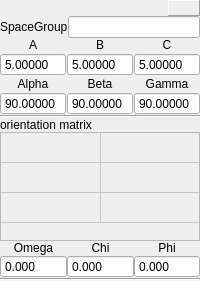
Old version of the form ui/crystaldisplay.ui in the repository jonasstein/clip.
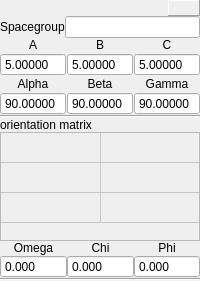
New version of the form. Icons and pictures are not drawn. Custom widgets are drawn as their Qt base class.

```diff
--- a/ui/crystaldisplay.ui
+++ b/ui/crystaldisplay.ui
@@ -41,7 +41,7 @@
      <item>
       <widget class="QLabel" name="label_Spacegroup">
        <property name="text">
-        <string>SpaceGroup</string>
+        <string>Spacegroup</string>
        </property>
        <property name="buddy">
         <cstring>SpaceGroup</cstring>
```
Left out of the diff: 12 changed lines with no effect on the pictures.
